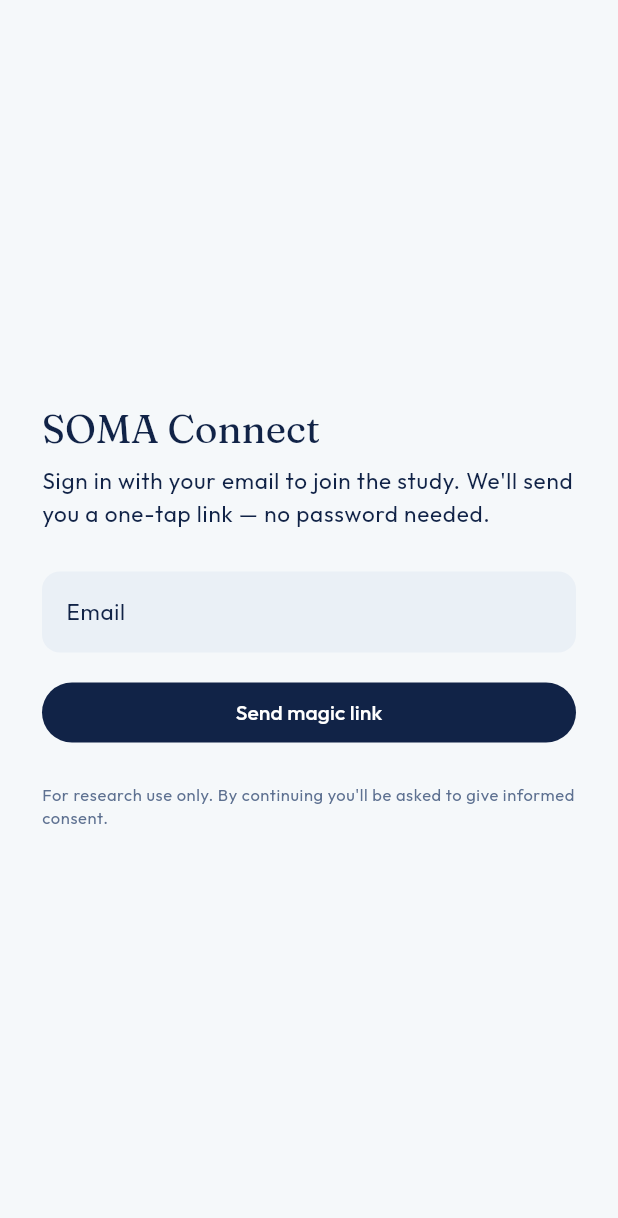
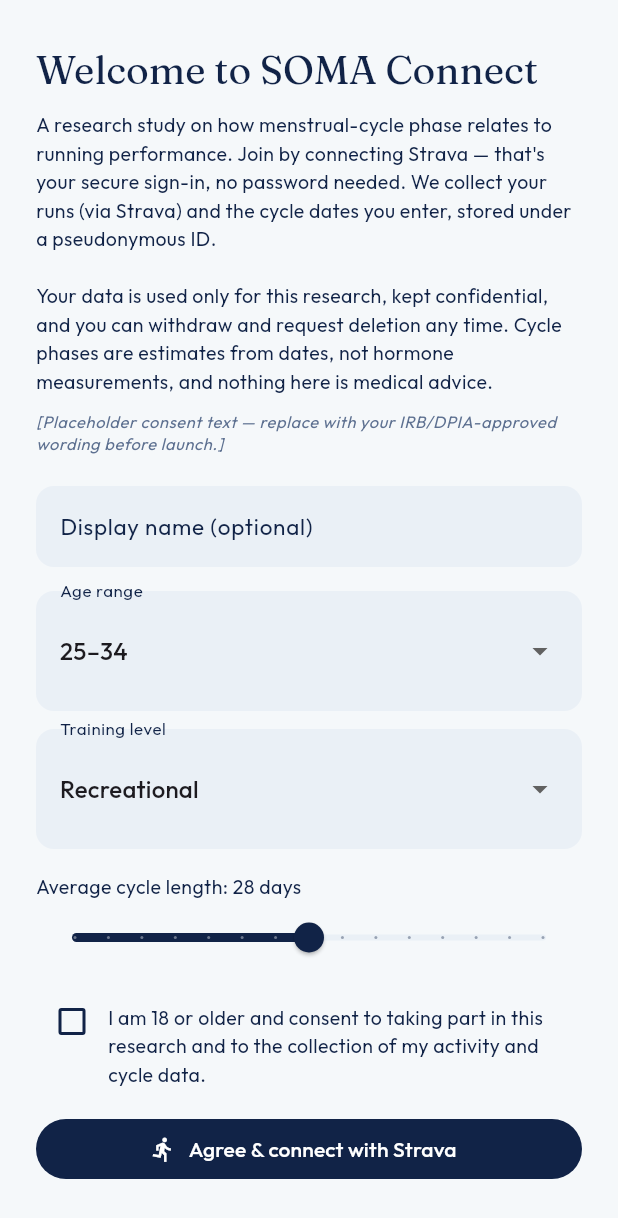
Before and after one commit to CWBC779/soma_connect, a Flutter app: the screen it shows after launch, on a phone screen of 412 x 824 dp. Shown: the top 1218 px of the screen. Run offline on Flutter 3.47's test engine with Material 3 defaults, Android fonts, the phone set to English and light mode, and no system bars; our stand-ins replace fl_chart, google_fonts, shared_preferences, supabase_flutter; accounts and stored records are empty.

Commit message:
Sign in with Strava: one-tap participant onboarding (no email)
Replace email magic-link login with Strava-as-identity:
- New public Edge Function strava-login: exchanges the OAuth code, maps the
  athlete to a stable account (deterministic internal email keyed to athlete
  id, password derived via HMAC of STRAVA_LOGIN_SECRET), stores tokens, records
  consent+demographics, backfills runs, returns a Supabase session.
- App: WelcomeScreen (study info + consent + 'Connect with Strava') replaces
  the email login; AppEntry handles the OAuth return (login when no session,
  re-connect when signed in); connect card simplified to status/refresh/sign-out.
- _shared/supabase: add anonClient for server-side session minting.
- config.toml: strava-login (verify_jwt=false).
- Remove email login screen.

On branch strava-login; CI-checked before cutover.

Co-Authored-By: Claude Fable 5 <noreply@anthropic.com>

```diff
--- /dev/null
+++ b/devtools_options.yaml
@@ -0,0 +1,3 @@
+description: This file stores settings for Dart & Flutter DevTools.
+documentation: https://docs.flutter.dev/tools/devtools/extensions#configure-extension-enablement-states
+extensions:
--- a/lib/main.dart
+++ b/lib/main.dart
@@ -1,15 +1,17 @@
 import 'dart:async';
 import 'package:flutter/material.dart';
+import 'package:shared_preferences/shared_preferences.dart';
 import 'package:supabase_flutter/supabase_flutter.dart';
 import 'config/supabase_config.dart';
 import 'services/run_repository.dart';
+import 'services/strava_service.dart';
 import 'screens/dashboard_screen.dart';
 import 'screens/training_plan_screen.dart';
 import 'screens/insights_screen.dart';
 import 'screens/monthly_review_screen.dart';
 import 'screens/science_screen.dart';
 import 'screens/splash_screen.dart';
-import 'screens/login_screen.dart';
+import 'screens/welcome_screen.dart';
 import 'screens/consent_screen.dart';
 import 'themes/app_theme.dart';
 
@@ -37,7 +39,8 @@ class MyApp extends StatelessWidget {
   }
 }
 
-/// Routes between: splash → login → consent → app, driven by Supabase auth.
+/// Routes: splash → welcome/connect-Strava → (consent) → app, driven by the
+/// Supabase session. Connecting Strava is the sign-in.
 class AppEntry extends StatefulWidget {
   const AppEntry({super.key});
 
@@ -50,6 +53,7 @@ class _AppEntryState extends State<AppEntry> {
   bool _loading = true;
   bool _signedIn = false;
   bool _consented = false;
+  bool _handlingCode = false;
 
   @override
   void initState() {
@@ -65,6 +69,33 @@ class _AppEntryState extends State<AppEntry> {
   }
 
   Future<void> _evaluate() async {
+    // Handle the Strava OAuth return (?code). Single-use — guard re-entry.
+    final code = Uri.base.queryParameters['code'];
+    if (code != null && code.isNotEmpty && !_handlingCode) {
+      _handlingCode = true;
+      try {
+        if (supabase.auth.currentSession == null) {
+          final prefs = await SharedPreferences.getInstance();
+          final consent = <String, dynamic>{};
+          if (prefs.getBool('pending_consent') == true) {
+            consent['consent_version'] = 'v1';
+          }
+          final age = prefs.getString('pending_age_range');
+          if (age != null) consent['age_range'] = age;
+          final lvl = prefs.getString('pending_training_level');
+          if (lvl != null) consent['training_level'] = lvl;
+          final cl = prefs.getInt('pending_cycle_length');
+          if (cl != null) consent['cycle_length'] = cl;
+          await StravaService.instance.loginWithStrava(code, consent);
+        } else {
+          await StravaService.instance.exchangeCode(code);
+          await RunRepository.instance.syncFromStrava();
+        }
+      } finally {
+        _handlingCode = false;
+      }
+    }
+
     final session = supabase.auth.currentSession;
     if (session == null) {
       if (!mounted) return;
@@ -98,7 +129,7 @@ class _AppEntryState extends State<AppEntry> {
   @override
   Widget build(BuildContext context) {
     if (_loading) return const SplashScreen();
-    if (!_signedIn) return const LoginScreen();
+    if (!_signedIn) return const WelcomeScreen();
     if (!_consented) return ConsentScreen(onConsented: _evaluate);
     return const AppShell();
   }
--- a/lib/screens/login_screen.dart
+++ /dev/null
@@ -1,139 +0,0 @@
-import 'package:flutter/material.dart';
-import 'package:supabase_flutter/supabase_flutter.dart';
-import '../config/supabase_config.dart';
-import '../themes/app_theme.dart';
-
-/// Email magic-link sign-in. Participants enter their email and tap the link
-/// we send to sign in — no password to manage.
-class LoginScreen extends StatefulWidget {
-  const LoginScreen({super.key});
-
-  @override
-  State<LoginScreen> createState() => _LoginScreenState();
-}
-
-class _LoginScreenState extends State<LoginScreen> {
-  final _controller = TextEditingController();
-  bool _busy = false;
-  bool _sent = false;
-  String? _error;
-
-  @override
-  void dispose() {
-    _controller.dispose();
-    super.dispose();
-  }
-
-  Future<void> _send() async {
-    final email = _controller.text.trim();
-    if (email.isEmpty || !email.contains('@')) {
-      setState(() => _error = 'Please enter a valid email address.');
-      return;
-    }
-    setState(() {
-      _busy = true;
-      _error = null;
-    });
-    try {
-      await Supabase.instance.client.auth.signInWithOtp(
-        email: email,
-        emailRedirectTo: SupabaseConfig.redirectUrl,
-      );
-      if (!mounted) return;
-      setState(() => _sent = true);
-    } catch (e) {
-      if (!mounted) return;
-      setState(() => _error = 'Could not send the link. $e');
-    } finally {
-      if (mounted) setState(() => _busy = false);
-    }
-  }
-
-  @override
-  Widget build(BuildContext context) {
-    return Scaffold(
-      backgroundColor: FemoraTheme.background,
-      body: SafeArea(
-        child: Center(
-          child: SingleChildScrollView(
-            padding: const EdgeInsets.all(28),
-            child: Column(
-              mainAxisSize: MainAxisSize.min,
-              crossAxisAlignment: CrossAxisAlignment.start,
-              children: [
-                Text('SOMA Connect',
-                    style: Theme.of(context).textTheme.displayMedium),
-                const SizedBox(height: 8),
-                Text(
-                  'Sign in with your email to join the study. We\'ll send you a one-tap link — no password needed.',
-                  style: Theme.of(context).textTheme.bodyLarge,
-                ),
-                const SizedBox(height: 28),
-                if (_sent) ...[
-                  Container(
-                    width: double.infinity,
-                    padding: const EdgeInsets.all(16),
-                    decoration: BoxDecoration(
-                      color: FemoraTheme.sageLight,
-                      borderRadius: BorderRadius.circular(12),
-                    ),
-                    child: Text(
-                      'Check your inbox — tap the link in the email to finish signing in. You can close this tab.',
-                      style: Theme.of(context).textTheme.bodyMedium,
-                    ),
-                  ),
-                  const SizedBox(height: 12),
-                  TextButton(
-                    onPressed: () => setState(() => _sent = false),
-                    child: const Text('Use a different email'),
-                  ),
-                ] else ...[
-                  TextField(
-                    controller: _controller,
-                    keyboardType: TextInputType.emailAddress,
-                    autofillHints: const [AutofillHints.email],
-                    decoration: InputDecoration(
-                      labelText: 'Email',
-                      filled: true,
-                      fillColor: FemoraTheme.warmGray,
-                      border: OutlineInputBorder(
-                        borderRadius: BorderRadius.circular(12),
-                        borderSide: BorderSide.none,
-                      ),
-                    ),
-                    onSubmitted: (_) => _send(),
-                  ),
-                  if (_error != null) ...[
-                    const SizedBox(height: 10),
-                    Text(_error!,
-                        style: const TextStyle(
-                            color: FemoraTheme.rose, fontSize: 13)),
-                  ],
-                  const SizedBox(height: 16),
-                  SizedBox(
-                    width: double.infinity,
-                    child: FilledButton(
-                      onPressed: _busy ? null : _send,
-                      child: _busy
-                          ? const SizedBox(
-                              height: 20,
-                              width: 20,
-                              child: CircularProgressIndicator(
-                                  strokeWidth: 2, color: Colors.white))
-                          : const Text('Send magic link'),
-                    ),
-                  ),
-                ],
-                const SizedBox(height: 24),
-                Text(
-                  'For research use only. By continuing you\'ll be asked to give informed consent.',
-                  style: Theme.of(context).textTheme.bodySmall,
-                ),
-              ],
-            ),
-          ),
-        ),
-      ),
-    );
-  }
-}
--- /dev/null
+++ b/lib/screens/welcome_screen.dart
@@ -0,0 +1,179 @@
+import 'package:flutter/material.dart';
+import 'package:shared_preferences/shared_preferences.dart';
+import '../services/strava_service.dart';
+import '../themes/app_theme.dart';
+
+const consentVersion = 'v1';
+
+/// First screen for a new participant: study info + consent + "Connect with
+/// Strava". Connecting Strava IS the sign-in — no email/password. Consent +
+/// demographics are saved locally and sent to the backend on connect.
+class WelcomeScreen extends StatefulWidget {
+  const WelcomeScreen({super.key});
+
+  @override
+  State<WelcomeScreen> createState() => _WelcomeScreenState();
+}
+
+class _WelcomeScreenState extends State<WelcomeScreen> {
+  final _nameController = TextEditingController();
+  bool _consent = false;
+  bool _busy = false;
+  String _ageRange = '25–34';
+  String _trainingLevel = 'Recreational';
+  int _cycleLength = 28;
+
+  static const _ageRanges = ['Under 18', '18–24', '25–34', '35–44', '45+'];
+  static const _levels = ['Beginner', 'Recreational', 'Competitive', 'Elite'];
+
+  @override
+  void dispose() {
+    _nameController.dispose();
+    super.dispose();
+  }
+
+  Future<void> _connect() async {
+    if (!_consent) {
+      ScaffoldMessenger.of(context).showSnackBar(const SnackBar(
+        content: Text('Please tick the consent box to join.'),
+      ));
+      return;
+    }
+    if (_ageRange == 'Under 18') {
+      ScaffoldMessenger.of(context).showSnackBar(const SnackBar(
+        content: Text('This study is for participants aged 18 or over.'),
+      ));
+      return;
+    }
+    setState(() => _busy = true);
+    final prefs = await SharedPreferences.getInstance();
+    await prefs.setBool('pending_consent', true);
+    await prefs.setString('pending_age_range', _ageRange);
+    await prefs.setString('pending_training_level', _trainingLevel);
+    await prefs.setInt('pending_cycle_length', _cycleLength);
+    await prefs.setString('profile_name', _nameController.text.trim());
+    // Full-page redirect to Strava; we return here with ?code and sign in.
+    await StravaService.instance.beginAuthorization();
+  }
+
+  @override
+  Widget build(BuildContext context) {
+    return Scaffold(
+      backgroundColor: FemoraTheme.background,
+      body: SafeArea(
+        child: ListView(
+          padding: const EdgeInsets.all(24),
+          children: [
+            const SizedBox(height: 8),
+            Text('Welcome to SOMA Connect',
+                style: Theme.of(context).textTheme.displayMedium),
+            const SizedBox(height: 12),
+            Text(
+              'A research study on how menstrual-cycle phase relates to running performance. Join by connecting Strava — that\'s your secure sign-in, no password needed. We collect your runs (via Strava) and the cycle dates you enter, stored under a pseudonymous ID.\n\n'
+              'Your data is used only for this research, kept confidential, and you can withdraw and request deletion any time. Cycle phases are estimates from dates, not hormone measurements, and nothing here is medical advice.',
+              style: Theme.of(context).textTheme.bodyMedium,
+            ),
+            const SizedBox(height: 10),
+            Text(
+              '[Placeholder consent text — replace with your IRB/DPIA-approved wording before launch.]',
+              style: Theme.of(context)
+                  .textTheme
+                  .bodySmall
+                  ?.copyWith(fontStyle: FontStyle.italic),
+            ),
+            const SizedBox(height: 20),
+            TextField(
+              controller: _nameController,
+              decoration: InputDecoration(
+                labelText: 'Display name (optional)',
+                filled: true,
+                fillColor: FemoraTheme.warmGray,
+                border: OutlineInputBorder(
+                  borderRadius: BorderRadius.circular(12),
+                  borderSide: BorderSide.none,
+                ),
+              ),
+            ),
+            const SizedBox(height: 16),
+            _dropdown('Age range', _ageRange, _ageRanges,
+                (v) => setState(() => _ageRange = v)),
+            const SizedBox(height: 12),
+            _dropdown('Training level', _trainingLevel, _levels,
+                (v) => setState(() => _trainingLevel = v)),
+            const SizedBox(height: 16),
+            Text('Average cycle length: $_cycleLength days',
+                style: Theme.of(context).textTheme.bodyMedium),
+            Slider(
+              value: _cycleLength.toDouble(),
+              min: 21,
+              max: 35,
+              divisions: 14,
+              label: '$_cycleLength',
+              onChanged: (v) => setState(() => _cycleLength = v.round()),
+            ),
+            const SizedBox(height: 8),
+            Row(
+              crossAxisAlignment: CrossAxisAlignment.start,
+              children: [
+                Checkbox(
+                  value: _consent,
+                  onChanged: (v) => setState(() => _consent = v ?? false),
+                ),
+                const Expanded(
+                  child: Padding(
+                    padding: EdgeInsets.only(top: 12),
+                    child: Text(
+                      'I am 18 or older and consent to taking part in this research and to the collection of my activity and cycle data.',
+                      style: TextStyle(fontSize: 13, color: FemoraTheme.ink),
+                    ),
+                  ),
+                ),
+              ],
+            ),
+            const SizedBox(height: 16),
+            SizedBox(
+              width: double.infinity,
+              child: FilledButton.icon(
+                onPressed: _busy ? null : _connect,
+                icon: _busy
+                    ? const SizedBox(
+                        height: 18,
+                        width: 18,
+                        child: CircularProgressIndicator(
+                            strokeWidth: 2, color: Colors.white))
+                    : const Icon(Icons.directions_run),
+                label: const Text('Agree & connect with Strava'),
+              ),
+            ),
+            const SizedBox(height: 20),
+          ],
+        ),
+      ),
+    );
+  }
+
+  Widget _dropdown(String label, String value, List<String> items,
+      ValueChanged<String> onChanged) {
+    return InputDecorator(
+      decoration: InputDecoration(
+        labelText: label,
+        filled: true,
+        fillColor: FemoraTheme.warmGray,
+        border: OutlineInputBorder(
+          borderRadius: BorderRadius.circular(12),
+          borderSide: BorderSide.none,
+        ),
+      ),
+      child: DropdownButtonHideUnderline(
+        child: DropdownButton<String>(
+          value: value,
+          isExpanded: true,
+          items: items
+              .map((i) => DropdownMenuItem(value: i, child: Text(i)))
+              .toList(),
+          onChanged: (v) => onChanged(v ?? value),
+        ),
+      ),
+    );
+  }
+}
--- a/lib/services/strava_service.dart
+++ b/lib/services/strava_service.dart
@@ -3,12 +3,9 @@ import 'package:supabase_flutter/supabase_flutter.dart';
 import 'package:url_launcher/url_launcher.dart';
 import '../config/strava_config.dart';
 
-/// Thin client over the authenticated `strava-auth` Edge Function.
-///
-/// The participant's Strava tokens live SERVER-SIDE (in the database, keyed to
-/// their account). This client never stores tokens — it just kicks off the
-/// OAuth redirect and asks the function to exchange / sync / disconnect, with
-/// the user's Supabase session attached automatically.
+/// "Sign in with Strava" client. Connecting Strava is the participant's login:
+/// the public `strava-login` function maps the athlete to an account and hands
+/// back a session. Tokens live server-side; this client stores none.
 class StravaService {
   StravaService._();
   static final StravaService instance = StravaService._();
@@ -17,7 +14,7 @@ class StravaService {
 
   SupabaseClient get _sb => Supabase.instance.client;
 
-  /// Step 1 — send the user to Strava to authorise (same-tab on web).
+  /// Step 1 — redirect to Strava to authorise (same-tab on web).
   Future<void> beginAuthorization() async {
     await launchUrl(
       StravaConfig.authorizeUrl(),
@@ -26,15 +23,39 @@ class StravaService {
     );
   }
 
-  /// Step 2 — on return, if the URL carries `?code=...`, hand it to the backend
-  /// to exchange + store tokens + backfill. Returns true if a code was handled.
-  Future<bool> completeAuthorizationFromUrl() async {
-    final code = Uri.base.queryParameters['code'];
-    if (code == null || code.isEmpty) return false;
+  /// Step 2a (no session) — exchange the OAuth code for a participant session.
+  /// [consent] carries consent_version + demographics captured on the welcome
+  /// screen. Returns true and adopts the session on success.
+  Future<bool> loginWithStrava(String code, Map<String, dynamic> consent) async {
     lastError = null;
     try {
-      final res = await _sb.functions.invoke('strava-auth',
-          body: {'action': 'exchange', 'code': code});
+      final res = await _sb.functions
+          .invoke('strava-login', body: {'code': code, ...consent});
+      final data = res.data;
+      if (data is Map && data['error'] != null) {
+        lastError = data['error'].toString();
+        return false;
+      }
+      final rt = (data is Map) ? data['refresh_token'] : null;
+      if (rt is String) {
+        await _sb.auth.setSession(rt);
+        return true;
+      }
+      lastError = 'Unexpected login response.';
+      return false;
+    } catch (e) {
+      lastError = 'Login failed: $e';
+      debugPrint('strava-login failed: $e');
+      return false;
+    }
+  }
+
+  /// Step 2b (already signed in) — re-connect Strava for the current account.
+  Future<bool> exchangeCode(String code) async {
+    lastError = null;
+    try {
+      final res = await _sb.functions
+          .invoke('strava-auth', body: {'action': 'exchange', 'code': code});
       final data = res.data;
       if (data is Map && data['error'] != null) {
         lastError = data['error'].toString();
@@ -42,7 +63,7 @@ class StravaService {
       }
       return true;
     } catch (e) {
-      lastError = 'Could not connect Strava: $e';
+      lastError = 'Connect failed: $e';
       debugPrint('strava exchange failed: $e');
       return false;
     }
@@ -60,7 +81,6 @@ class StravaService {
     }
   }
 
-  /// Ask the backend to pull the latest activities into the database.
   Future<int> syncNow() async {
     lastError = null;
     try {
```
Also changed, not shown: lib/widgets/strava_connect_button.dart (+23 -39 lines), 3 other files.
